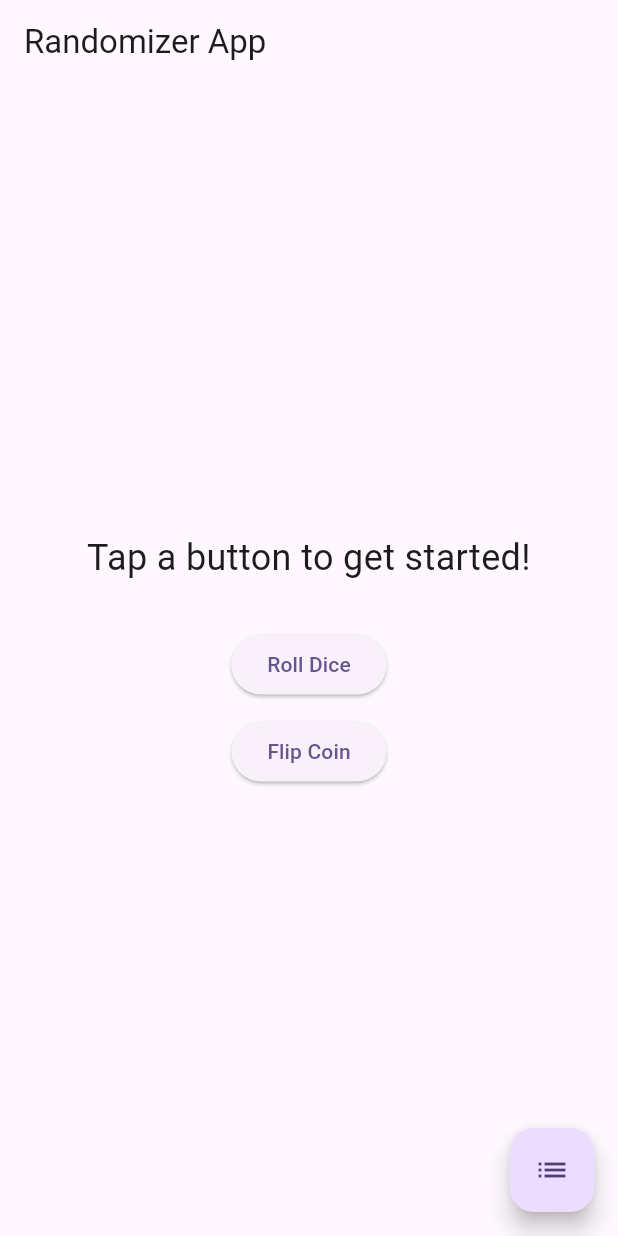
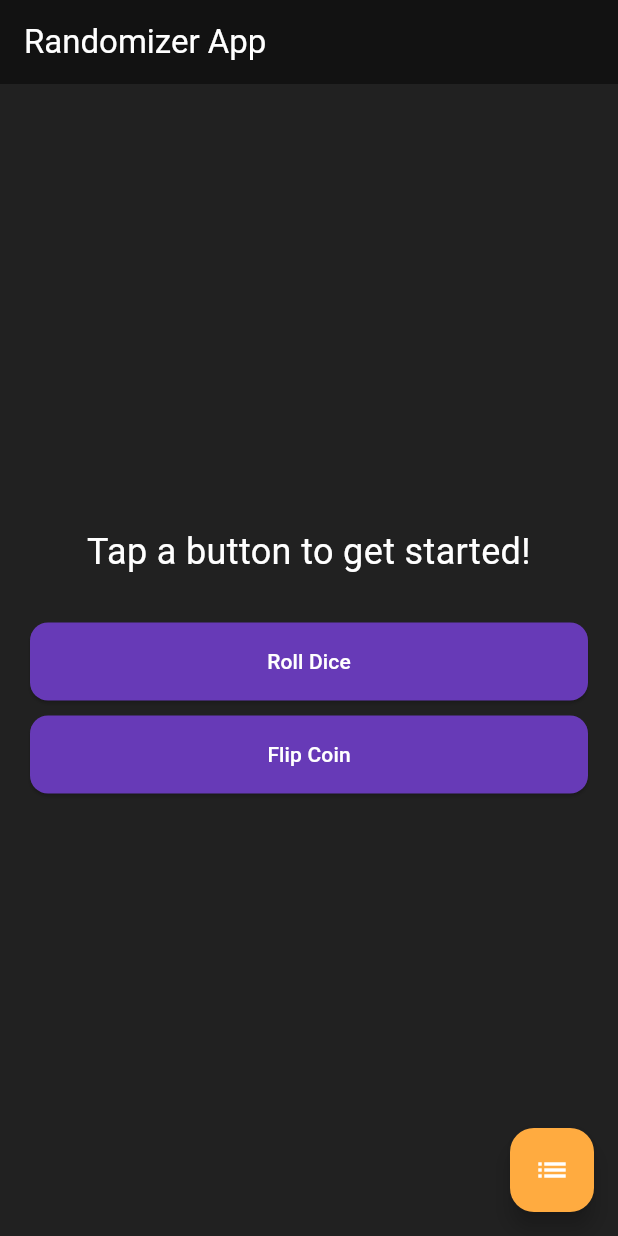
Before and after one commit to briggs-dalin/Random-Mobile-App, a Flutter app: the screen it shows after launch, on a phone screen of 412 x 824 dp. Run offline on Flutter 3.47's test engine with Material 3 defaults, Android fonts, the light colour scheme and no system bars; our stand-ins replace shared_preferences.

Commit message:
Added styling with LocalStorage for Custom List

```diff
--- a/randomizer_app/lib/main.dart
+++ b/randomizer_app/lib/main.dart
@@ -14,7 +14,11 @@ class RandomizerApp extends StatelessWidget {
     return MaterialApp(
       title: 'Randomizer App',
       theme: ThemeData(
-        colorScheme: ColorScheme.fromSeed(seedColor: Colors.deepPurple),
+        brightness: Brightness.dark, // Dark mode
+        colorScheme: ColorScheme.dark(
+          primary: Colors.deepPurple,
+          secondary: Colors.orangeAccent,
+        ),
         useMaterial3: true,
       ),
       home: const RandomizerHome(),
@@ -35,7 +39,7 @@ class _RandomizerHomeState extends State<RandomizerHome> {
   String _result = 'Tap a button to get started!';
 
   void _rollDice() {
-    int number = _random.nextInt(6) + 1; // 1–6
+    int number = _random.nextInt(20) + 1; // 1–20
     setState(() {
       _result = '🎲 You rolled a $number!';
     });
@@ -51,6 +55,7 @@ class _RandomizerHomeState extends State<RandomizerHome> {
   @override
   Widget build(BuildContext context) {
     return Scaffold(
+      backgroundColor: Colors.grey[900], // Dark background
       appBar: AppBar(title: const Text('Randomizer App')),
       body: Center(
         child: Padding(
@@ -61,24 +66,42 @@ class _RandomizerHomeState extends State<RandomizerHome> {
               Text(
                 _result,
                 textAlign: TextAlign.center,
-                style: const TextStyle(fontSize: 24),
+                style: const TextStyle(fontSize: 24, color: Colors.white),
               ),
               const SizedBox(height: 30),
-              ElevatedButton(
-                onPressed: _rollDice,
-                child: const Text('Roll Dice'),
+              SizedBox(
+                width: double.infinity,
+                child: ElevatedButton(
+                  onPressed: _rollDice,
+                  style: ElevatedButton.styleFrom(
+                    backgroundColor: Colors.deepPurple,
+                    padding: const EdgeInsets.symmetric(vertical: 16),
+                    shape: RoundedRectangleBorder(
+                      borderRadius: BorderRadius.circular(12),
+                    ),
+                  ),
+                  child: const Text('Roll Dice', style: TextStyle(color: Colors.white)),
+                ),
               ),
               const SizedBox(height: 10),
-              ElevatedButton(
-                onPressed: _flipCoin,
-                child: const Text('Flip Coin'),
+              SizedBox(
+                width: double.infinity,
+                child: ElevatedButton(
+                  onPressed: _flipCoin,
+                  style: ElevatedButton.styleFrom(
+                    backgroundColor: Colors.deepPurple,
+                    padding: const EdgeInsets.symmetric(vertical: 16),
+                    shape: RoundedRectangleBorder(
+                      borderRadius: BorderRadius.circular(12),
+                    ),
+                  ),
+                  child: const Text('Flip Coin', style: TextStyle(color: Colors.white)),
+                ),
               ),
             ],
           ),
         ),
       ),
-
-      // ➤ Floating Action Button for Page 2
       floatingActionButton: FloatingActionButton(
         onPressed: () {
           Navigator.push(
@@ -88,7 +111,8 @@ class _RandomizerHomeState extends State<RandomizerHome> {
             ),
           );
         },
-        child: const Icon(Icons.list),
+        backgroundColor: Colors.orangeAccent,
+        child: const Icon(Icons.list, color: Colors.white),
       ),
     );
   }
```
Also changed, not shown: randomizer_app/lib/custom_list_page.dart (+95 -21 lines), randomizer_app/pubspec.yaml (+2 -70 lines), 1 other file.
